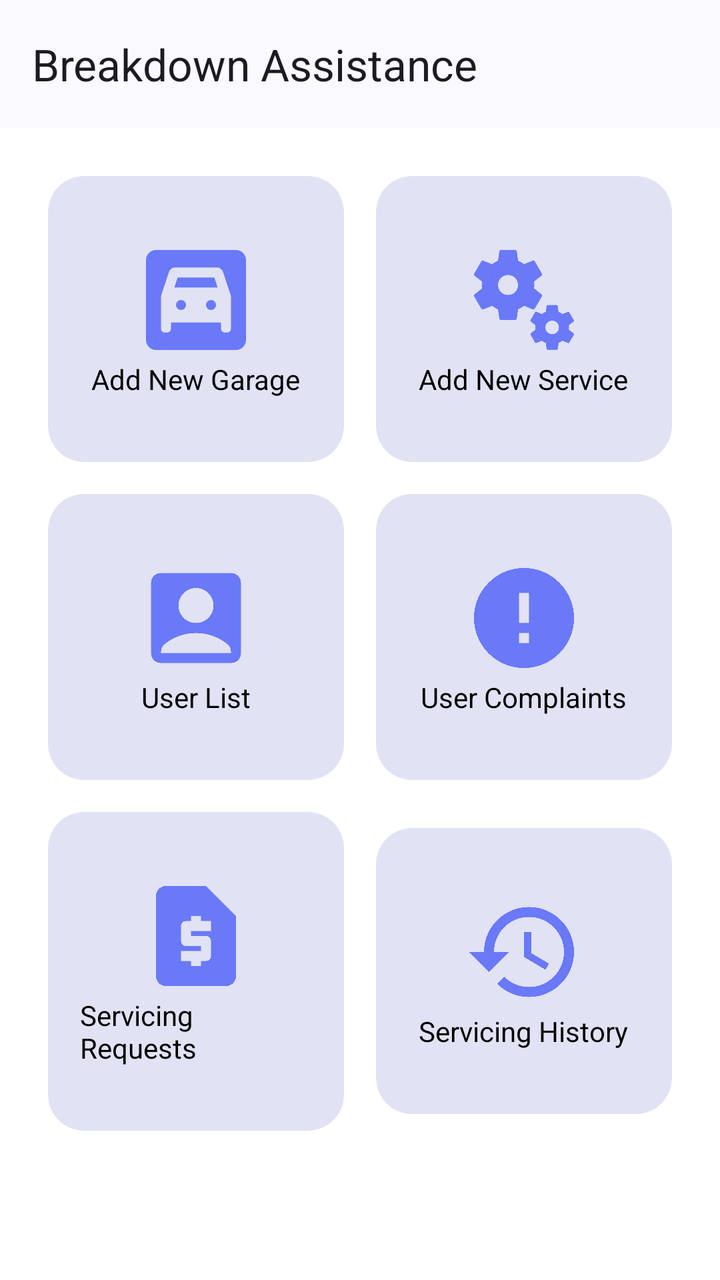
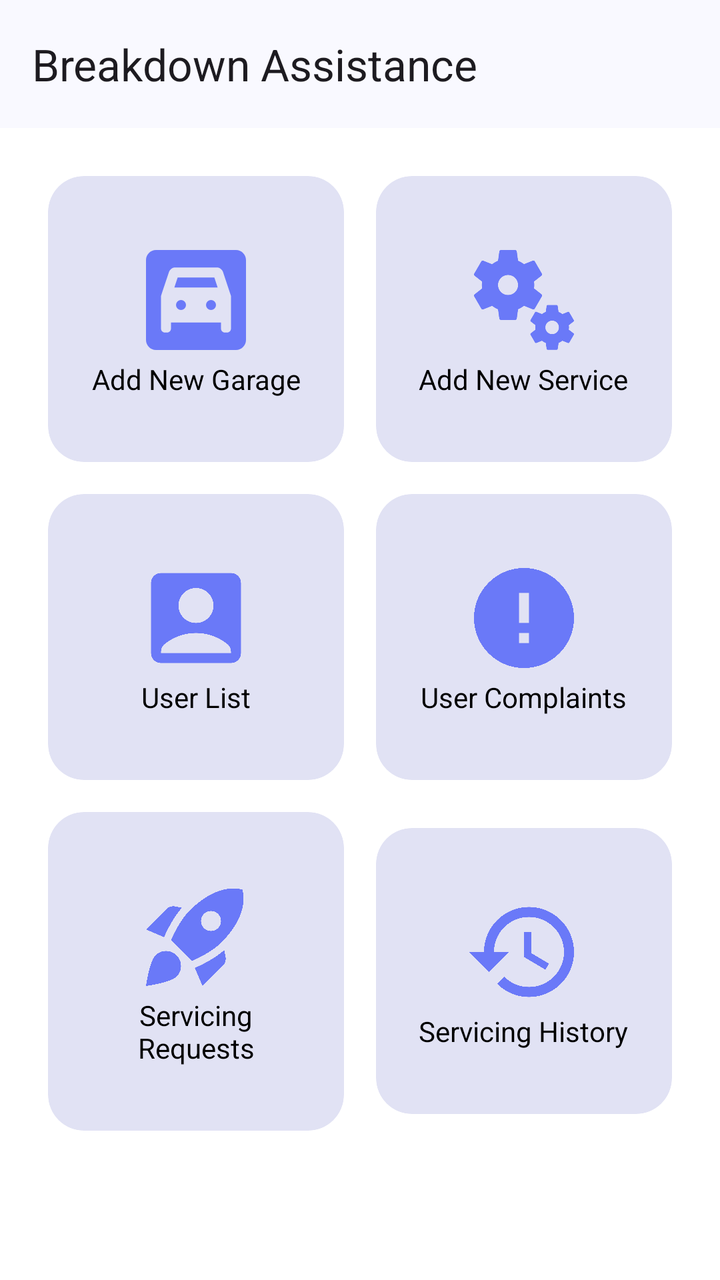

Screens rendered from an Android XML layout before and after an edit, with the pre-edit source and the edit as a unified diff.
<!-- AndroidManifest.xml: application theme Theme.BreakdownAssistance -->
<!-- res/layout/fragment_panel.xml -->
<?xml version="1.0" encoding="utf-8"?>
<androidx.coordinatorlayout.widget.CoordinatorLayout xmlns:android="http://schemas.android.com/apk/res/android"
    xmlns:app="http://schemas.android.com/apk/res-auto"
    xmlns:tools="http://schemas.android.com/tools"
    android:layout_width="match_parent"
    android:layout_height="match_parent"
    tools:context=".ui.fragments.PanelFragment">

    <androidx.core.widget.NestedScrollView
        android:id="@+id/nestedScrollView"
        android:layout_width="match_parent"
        android:layout_height="match_parent"
        app:layout_behavior="@string/appbar_scrolling_view_behavior">

        <LinearLayout
            android:layout_width="match_parent"
            android:layout_height="match_parent"
            android:orientation="vertical"
            android:padding="24dp">

            <LinearLayout
                android:id="@+id/linearLayout1"
                android:layout_width="match_parent"
                android:layout_height="wrap_content"
                android:layout_marginBottom="16dp"
                android:gravity="center"
                android:orientation="horizontal">

                <com.google.android.material.card.MaterialCardView
                    android:id="@+id/cardAddGarage"
                    android:layout_width="0dp"
                    android:layout_height="wrap_content"
                    android:layout_marginEnd="16dp"
                    android:layout_weight="1"
                    app:cardBackgroundColor="@color/light_accent"
                    app:cardCornerRadius="18dp"
                    app:strokeWidth="0dp">

                    <LinearLayout
                        android:layout_width="match_parent"
                        android:layout_height="wrap_content"
                        android:layout_marginVertical="16dp"
                        android:gravity="center"
                        android:orientation="vertical"
                        android:padding="16dp">

                        <ImageView
                            android:layout_width="60dp"
                            android:layout_height="60dp"
                            android:src="@drawable/ic_garage"
                            app:tint="@color/accent" />

                        <TextView
                            android:layout_width="wrap_content"
                            android:layout_height="wrap_content"
                            android:text="Add New Garage"
                            android:textColor="@color/black"
                            android:textSize="14sp" />

                    </LinearLayout>
                </com.google.android.material.card.MaterialCardView>

                <com.google.android.material.card.MaterialCardView
                    android:id="@+id/cardAddService"
                    android:layout_width="0dp"
                    android:layout_height="wrap_content"
                    android:layout_weight="1"
                    app:cardBackgroundColor="@color/light_accent"
                    app:cardCornerRadius="18dp"
                    app:strokeWidth="0dp">

                    <LinearLayout
                        android:layout_width="match_parent"
                        android:layout_height="wrap_content"
                        android:layout_marginVertical="16dp"
                        android:gravity="center"
                        android:orientation="vertical"
                        android:padding="16dp">

                        <ImageView
                            android:layout_width="60dp"
                            android:layout_height="60dp"
                            android:src="@drawable/ic_miscellaneous_services"
                            app:tint="@color/accent" />

                        <TextView
                            android:layout_width="wrap_content"
                            android:layout_height="wrap_content"
                            android:text="Add New Service"
                            android:textColor="@color/black"
                            android:textSize="14sp" />

                    </LinearLayout>
                </com.google.android.material.card.MaterialCardView>
            </LinearLayout>

            <LinearLayout
                android:id="@+id/linearLayout2"
                android:layout_width="match_parent"
                android:layout_height="wrap_content"
                android:layout_marginBottom="16dp"
                android:gravity="center"
                android:orientation="horizontal">

                <com.google.android.material.card.MaterialCardView
                    android:id="@+id/cardViewUsers"
                    android:layout_width="0dp"
                    android:layout_height="wrap_content"
                    android:layout_marginEnd="16dp"
                    android:layout_weight="1"
                    app:cardBackgroundColor="@color/light_accent"
                    app:cardCornerRadius="18dp"
                    app:strokeWidth="0dp">

                    <LinearLayout
                        android:layout_width="match_parent"
                        android:layout_height="wrap_content"
                        android:layout_marginVertical="16dp"
                        android:gravity="center"
                        android:orientation="vertical"
                        android:padding="16dp">

                        <ImageView
                            android:layout_width="60dp"
                            android:layout_height="60dp"
                            android:src="@drawable/ic_account_box"
                            app:tint="@color/accent" />

                        <TextView
                            android:layout_width="wrap_content"
                            android:layout_height="wrap_content"
                            android:text="User List"
                            android:textColor="@color/black"
                            android:textSize="14sp" />

                    </LinearLayout>
                </com.google.android.material.card.MaterialCardView>

                <com.google.android.material.card.MaterialCardView
                    android:id="@+id/cardViewComplaints"
                    android:layout_width="0dp"
                    android:layout_height="wrap_content"
                    android:layout_weight="1"
                    app:cardBackgroundColor="@color/light_accent"
                    app:cardCornerRadius="18dp"
                    app:strokeWidth="0dp">

                    <LinearLayout
                        android:layout_width="match_parent"
                        android:layout_height="wrap_content"
                        android:layout_marginVertical="16dp"
                        android:gravity="center"
                        android:orientation="vertical"
                        android:padding="16dp">

                        <ImageView
                            android:layout_width="60dp"
                            android:layout_height="60dp"
                            android:src="@drawable/ic_error"
                            app:tint="@color/accent" />

                        <TextView
                            android:layout_width="wrap_content"
                            android:layout_height="wrap_content"
                            android:text="User Complaints"
                            android:textColor="@color/black"
                            android:textSize="14sp" />

                    </LinearLayout>
                </com.google.android.material.card.MaterialCardView>
            </LinearLayout>

            <LinearLayout
                android:id="@+id/linearLayout3"
                android:layout_width="match_parent"
                android:layout_height="wrap_content"
                android:layout_marginBottom="16dp"
                android:gravity="center"
                android:orientation="horizontal">

                <com.google.android.material.card.MaterialCardView
                    android:id="@+id/cardServiceRequest"
                    android:layout_width="0dp"
                    android:layout_height="wrap_content"
                    android:layout_marginEnd="16dp"
                    android:layout_weight="1"
                    app:cardBackgroundColor="@color/light_accent"
                    app:cardCornerRadius="18dp"
                    app:strokeWidth="0dp">

                    <LinearLayout
                        android:layout_width="match_parent"
                        android:layout_height="wrap_content"
                        android:layout_marginVertical="16dp"
                        android:gravity="center"
                        android:orientation="vertical"
                        android:padding="16dp">

                        <ImageView
                            android:layout_width="60dp"
                            android:layout_height="60dp"
                            android:src="@drawable/ic_request_page"
                            app:tint="@color/accent" />

                        <TextView
                            android:layout_width="wrap_content"
                            android:layout_height="wrap_content"
                            android:text="Servicing Requests"
                            android:textColor="@color/black"
                            android:textSize="14sp" />

                    </LinearLayout>
                </com.google.android.material.card.MaterialCardView>

                <com.google.android.material.card.MaterialCardView
                    android:id="@+id/cardViewHistory"
                    android:layout_width="0dp"
                    android:layout_height="wrap_content"
                    android:layout_weight="1"
                    app:cardBackgroundColor="@color/light_accent"
                    app:cardCornerRadius="18dp"
                    app:strokeWidth="0dp">

                    <LinearLayout
                        android:layout_width="match_parent"
                        android:layout_height="wrap_content"
                        android:layout_marginVertical="16dp"
                        android:gravity="center"
                        android:orientation="vertical"
                        android:padding="16dp">

                        <ImageView
                            android:layout_width="60dp"
                            android:layout_height="60dp"
                            android:src="@drawable/ic_history"
                            app:tint="@color/accent" />

                        <TextView
                            android:layout_width="wrap_content"
                            android:layout_height="wrap_content"
                            android:text="Servicing History"
                            android:textColor="@color/black"
                            android:textSize="14sp" />

                    </LinearLayout>
                </com.google.android.material.card.MaterialCardView>
            </LinearLayout>
        </LinearLayout>
    </androidx.core.widget.NestedScrollView>

    <include
        android:id="@+id/header"
        layout="@layout/view_toolbar" />

</androidx.coordinatorlayout.widget.CoordinatorLayout>
<!-- res/layout/view_toolbar.xml (included above) -->
<?xml version="1.0" encoding="utf-8"?>
<com.google.android.material.appbar.AppBarLayout xmlns:android="http://schemas.android.com/apk/res/android"
    xmlns:app="http://schemas.android.com/apk/res-auto"
    xmlns:tools="http://schemas.android.com/tools"
    android:id="@+id/appBarLayout"
    android:layout_width="match_parent"
    android:layout_height="wrap_content"
    android:fitsSystemWindows="true"
    app:liftOnScroll="true">

    <com.google.android.material.appbar.MaterialToolbar
        android:id="@+id/toolbar"
        android:layout_width="match_parent"
        android:layout_height="?attr/actionBarSize"
        android:paddingEnd="24dp"
        app:contentInsetStartWithNavigation="0dp"
        app:maxLines="1"
        app:navigationIconTint="?attr/colorOnSurface"
        app:title="@string/app_name"
        app:titleTextAppearance="@style/TextAppearance.Material3.TitleLarge"
        app:titleTextEllipsize="end"
        tools:ignore="RtlSymmetry" />

    <ProgressBar
        android:id="@+id/progress"
        style="@style/Base.Widget.AppCompat.ProgressBar.Horizontal"
        android:layout_width="match_parent"
        android:layout_height="wrap_content"
        android:layout_marginTop="-7dp"
        android:layout_marginBottom="-7dp"
        android:indeterminate="true"
        android:indeterminateTint="@color/accent"
        android:visibility="gone" />

</com.google.android.material.appbar.AppBarLayout>
<!-- resources referenced by this layout -->
<resources>
  <color name="accent">#FF6A79F8</color>
  <color name="black">#FF000000</color>
  <color name="light_accent">#FFE1E2F4</color>
  <!-- drawable ic_request_page (drawable) -->
  <vector xmlns:android="http://schemas.android.com/apk/res/android" android:height="24dp" android:tint="#000000" android:viewportHeight="24" android:viewportWidth="24" android:width="24dp">
        
      <path android:fillColor="@android:color/white" android:pathData="M14,2H6C4.9,2 4,2.9 4,4v16c0,1.1 0.9,2 2,2h12c1.1,0 2,-0.9 2,-2V8L14,2zM15,11h-4v1h3c0.55,0 1,0.45 1,1v3c0,0.55 -0.45,1 -1,1h-1v1h-2v-1H9v-2h4v-1h-3c-0.55,0 -1,-0.45 -1,-1v-3c0,-0.55 0.45,-1 1,-1h1V8h2v1h2V11z"/>
      
  </vector>
  <string name="app_name">Breakdown Assistance</string>
  <style name="Theme.BreakdownAssistance" parent="Base.Theme.BreakdownAssistance" />
  <color name="white">#FFFFFFFF</color>
  <color name="transparent">#00000000</color>
  <color name="md_theme_primary">#415F91</color>
  <color name="md_theme_onPrimary">#FFFFFF</color>
  <color name="md_theme_primaryContainer">#D6E3FF</color>
  <color name="md_theme_onPrimaryContainer">#001B3E</color>
  <color name="md_theme_secondary">#565F71</color>
  <color name="md_theme_onSecondary">#FFFFFF</color>
  <color name="md_theme_secondaryContainer">#DAE2F9</color>
  <color name="md_theme_onSecondaryContainer">#131C2B</color>
  <color name="md_theme_tertiary">#705575</color>
  <color name="md_theme_onTertiary">#FFFFFF</color>
  <color name="md_theme_tertiaryContainer">#FAD8FD</color>
  <color name="md_theme_onTertiaryContainer">#28132E</color>
  <color name="md_theme_error">#BA1A1A</color>
  <color name="md_theme_onError">#FFFFFF</color>
  <color name="md_theme_errorContainer">#FFDAD6</color>
  <color name="md_theme_onErrorContainer">#410002</color>
  <color name="md_theme_background">#F9F9FF</color>
  <color name="md_theme_onBackground">#191C20</color>
  <color name="md_theme_surface">#F9F9FF</color>
  <color name="md_theme_onSurface">#191C20</color>
  <color name="md_theme_surfaceVariant">#E0E2EC</color>
  <color name="md_theme_onSurfaceVariant">#44474E</color>
  <color name="md_theme_outline">#74777F</color>
  <color name="md_theme_outlineVariant">#C4C6D0</color>
  <color name="md_theme_inverseSurface">#2E3036</color>
  <color name="md_theme_inverseOnSurface">#F0F0F7</color>
  <color name="md_theme_inversePrimary">#AAC7FF</color>
  <color name="md_theme_primaryFixed">#D6E3FF</color>
  <color name="md_theme_onPrimaryFixed">#001B3E</color>
  <color name="md_theme_primaryFixedDim">#AAC7FF</color>
  <color name="md_theme_onPrimaryFixedVariant">#284777</color>
  <color name="md_theme_secondaryFixed">#DAE2F9</color>
  <color name="md_theme_onSecondaryFixed">#131C2B</color>
  <color name="md_theme_secondaryFixedDim">#BEC6DC</color>
  <color name="md_theme_onSecondaryFixedVariant">#3E4759</color>
  <color name="md_theme_tertiaryFixed">#FAD8FD</color>
  <color name="md_theme_onTertiaryFixed">#28132E</color>
  <color name="md_theme_tertiaryFixedDim">#DDBCE0</color>
  <color name="md_theme_onTertiaryFixedVariant">#573E5C</color>
  <color name="md_theme_surfaceDim">#D9D9E0</color>
  <color name="md_theme_surfaceBright">#F9F9FF</color>
  <color name="md_theme_surfaceContainerLowest">#FFFFFF</color>
  <color name="md_theme_surfaceContainerLow">#F3F3FA</color>
  <color name="md_theme_surfaceContainer">#EDEDF4</color>
  <color name="md_theme_surfaceContainerHigh">#E7E8EE</color>
  <color name="md_theme_surfaceContainerHighest">#E2E2E9</color>
  <!-- unchanged entries left out for length: 6 -->
</resources>

<!-- the commit's change to res/layout/fragment_panel.xml (unified diff, before → after) -->
@@ -54,6 +54,7 @@
                             android:layout_width="wrap_content"
                             android:layout_height="wrap_content"
                             android:text="Add New Garage"
+                            android:textAlignment="center"
                             android:textColor="@color/black"
                             android:textSize="14sp" />
 
@@ -87,6 +88,7 @@
                             android:layout_width="wrap_content"
                             android:layout_height="wrap_content"
                             android:text="Add New Service"
+                            android:textAlignment="center"
                             android:textColor="@color/black"
                             android:textSize="14sp" />
 
@@ -130,6 +132,7 @@
                             android:layout_width="wrap_content"
                             android:layout_height="wrap_content"
                             android:text="User List"
+                            android:textAlignment="center"
                             android:textColor="@color/black"
                             android:textSize="14sp" />
 
@@ -163,6 +166,7 @@
                             android:layout_width="wrap_content"
                             android:layout_height="wrap_content"
                             android:text="User Complaints"
+                            android:textAlignment="center"
                             android:textColor="@color/black"
                             android:textSize="14sp" />
 
@@ -199,13 +203,14 @@
                         <ImageView
                             android:layout_width="60dp"
                             android:layout_height="60dp"
-                            android:src="@drawable/ic_request_page"
+                            android:src="@drawable/ic_request_service"
                             app:tint="@color/accent" />
 
                         <TextView
                             android:layout_width="wrap_content"
                             android:layout_height="wrap_content"
                             android:text="Servicing Requests"
+                            android:textAlignment="center"
                             android:textColor="@color/black"
                             android:textSize="14sp" />
 
@@ -239,6 +244,7 @@
                             android:layout_width="wrap_content"
                             android:layout_height="wrap_content"
                             android:text="Servicing History"
+                            android:textAlignment="center"
                             android:textColor="@color/black"
                             android:textSize="14sp" />
 
<!-- resource entries referenced after the edit -->
@@ -3,10 +3,10 @@
   <color name="accent">#FF6A79F8</color>
   <color name="black">#FF000000</color>
   <color name="light_accent">#FFE1E2F4</color>
-  <!-- drawable ic_request_page (drawable) -->
+  <!-- drawable ic_request_service (drawable) -->
   <vector xmlns:android="http://schemas.android.com/apk/res/android" android:height="24dp" android:tint="#000000" android:viewportHeight="24" android:viewportWidth="24" android:width="24dp">
         
-      <path android:fillColor="@android:color/white" android:pathData="M14,2H6C4.9,2 4,2.9 4,4v16c0,1.1 0.9,2 2,2h12c1.1,0 2,-0.9 2,-2V8L14,2zM15,11h-4v1h3c0.55,0 1,0.45 1,1v3c0,0.55 -0.45,1 -1,1h-1v1h-2v-1H9v-2h4v-1h-3c-0.55,0 -1,-0.45 -1,-1v-3c0,-0.55 0.45,-1 1,-1h1V8h2v1h2V11z"/>
+      <path android:fillColor="@android:color/white" android:pathData="M9.19,6.35c-2.04,2.29 -3.44,5.58 -3.57,5.89L2,10.69l4.05,-4.05c0.47,-0.47 1.15,-0.68 1.81,-0.55L9.19,6.35L9.19,6.35zM11.17,17c0,0 3.74,-1.55 5.89,-3.7c5.4,-5.4 4.5,-9.62 4.21,-10.57c-0.95,-0.3 -5.17,-1.19 -10.57,4.21C8.55,9.09 7,12.83 7,12.83L11.17,17zM17.65,14.81c-2.29,2.04 -5.58,3.44 -5.89,3.57L13.31,22l4.05,-4.05c0.47,-0.47 0.68,-1.15 0.55,-1.81L17.65,14.81L17.65,14.81zM9,18c0,0.83 -0.34,1.58 -0.88,2.12C6.94,21.3 2,22 2,22s0.7,-4.94 1.88,-6.12C4.42,15.34 5.17,15 6,15C7.66,15 9,16.34 9,18zM13,9c0,-1.1 0.9,-2 2,-2s2,0.9 2,2s-0.9,2 -2,2S13,10.1 13,9z"/>
       
   </vector>
   <string name="app_name">Breakdown Assistance</string>
